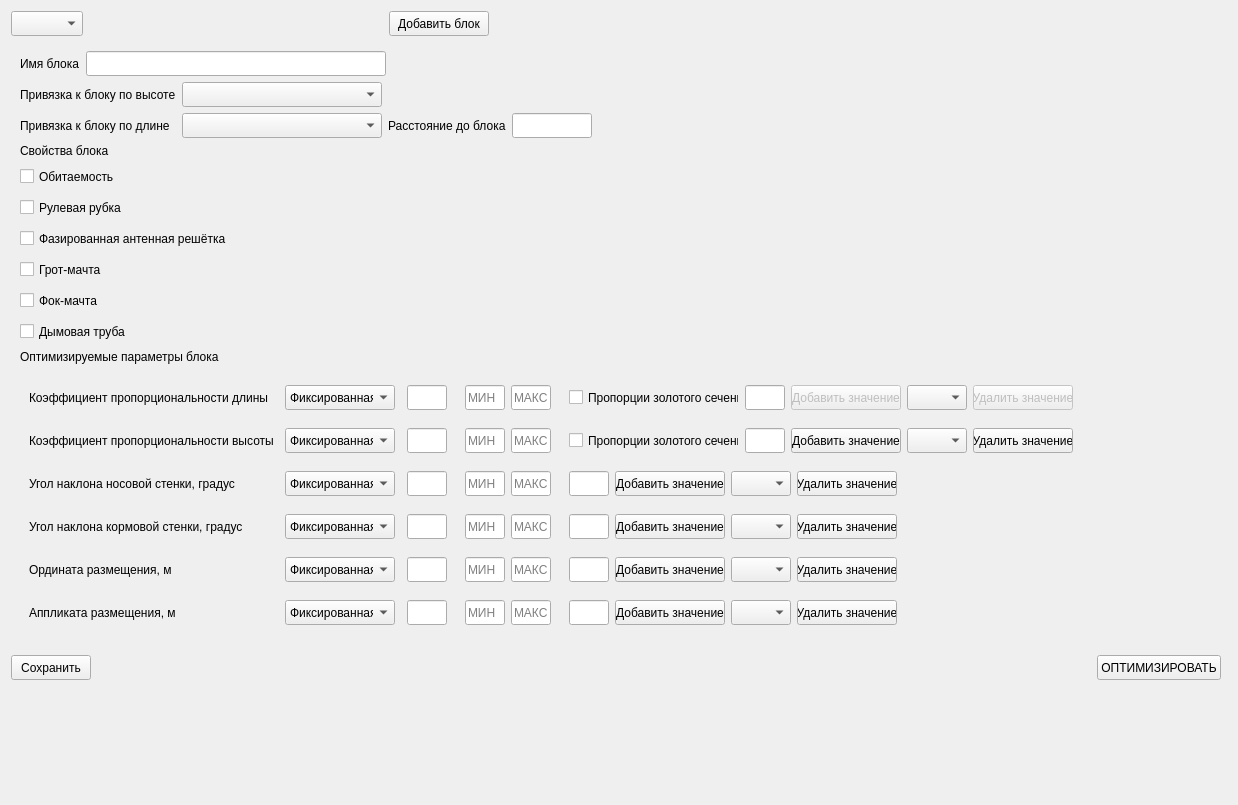
Qt form source/gui/enteringblocks.ui (baseoleph/secad) before a commit.
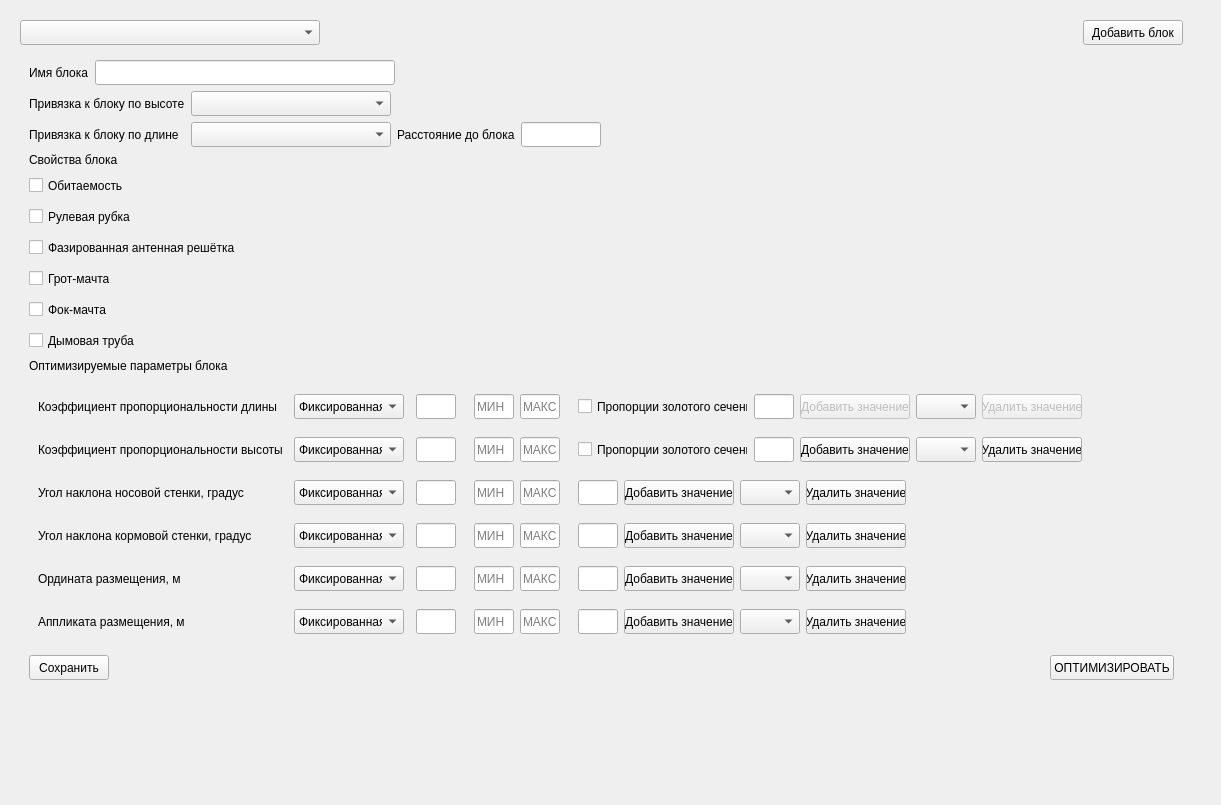
The same form after that commit.

Commit message: enteringblocks.ui: main widget is added

```diff
--- a/source/gui/enteringblocks.ui
+++ b/source/gui/enteringblocks.ui
@@ -14,7 +14,77 @@
    <string>Form</string>
   </property>
   <layout class="QFormLayout" name="formLayout">
-   <item row="1" column="0">
+   <item row="0" column="0">
+    <widget class="QWidget" name="widget_2" native="true">
+     <layout class="QVBoxLayout" name="verticalLayout_2">
+      <item>
+       <layout class="QHBoxLayout" name="horizontalLayout_12">
+        <item>
+         <widget class="QComboBox" name="comboBox_blocks">
+          <property name="sizePolicy">
+           <sizepolicy hsizetype="Fixed" vsizetype="Fixed">
+            <horstretch>0</horstretch>
+            <verstretch>0</verstretch>
+           </sizepolicy>
+          </property>
+          <property name="minimumSize">
+           <size>
+            <width>300</width>
+            <height>25</height>
+           </size>
+          </property>
+          <property name="maximumSize">
+           <size>
+            <width>300</width>
+            <height>25</height>
+           </size>
+          </property>
+         </widget>
+        </item>
+        <item>
+         <spacer name="horizontalSpacer_3">
+          <property name="orientation">
+           <enum>Qt::Horizontal</enum>
+          </property>
+          <property name="sizeType">
+           <enum>QSizePolicy::Expanding</enum>
+          </property>
+          <property name="sizeHint" stdset="0">
+           <size>
+            <width>300</width>
+            <height>20</height>
+           </size>
+          </property>
+         </spacer>
+        </item>
+        <item>
+         <widget class="QPushButton" name="pushButton_addBlock">
+          <property name="sizePolicy">
+           <sizepolicy hsizetype="Preferred" vsizetype="Fixed">
+            <horstretch>0</horstretch>
+            <verstretch>0</verstretch>
+           </sizepolicy>
+          </property>
+          <property name="minimumSize">
+           <size>
+            <width>100</width>
+            <height>25</height>
+           </size>
+          </property>
+          <property name="maximumSize">
+           <size>
+            <width>100</width>
+            <height>25</height>
+           </size>
+          </property>
+          <property name="text">
+           <string>Добавить блок</string>
+          </property>
+         </widget>
+        </item>
+       </layout>
+      </item>
+      <item>
     <widget class="QWidget" name="widget_block" native="true">
      <property name="maximumSize">
       <size>
@@ -2090,103 +2160,7 @@
         </layout>
        </widget>
       </item>
-     </layout>
-    </widget>
-   </item>
-   <item row="1" column="1">
-    <spacer name="horizontalSpacer_7">
-     <property name="orientation">
-      <enum>Qt::Horizontal</enum>
-     </property>
-     <property name="sizeHint" stdset="0">
-      <size>
-       <width>40</width>
-       <height>20</height>
-      </size>
-     </property>
-    </spacer>
-   </item>
-   <item row="3" column="0">
-    <spacer name="verticalSpacer">
-     <property name="orientation">
-      <enum>Qt::Vertical</enum>
-     </property>
-     <property name="sizeHint" stdset="0">
-      <size>
-       <width>20</width>
-       <height>40</height>
-      </size>
-     </property>
-    </spacer>
-   </item>
-   <item row="0" column="0">
-    <layout class="QHBoxLayout" name="horizontalLayout_12">
      <item>
-      <widget class="QComboBox" name="comboBox_blocks">
-       <property name="sizePolicy">
-        <sizepolicy hsizetype="Preferred" vsizetype="Preferred">
-         <horstretch>0</horstretch>
-         <verstretch>0</verstretch>
-        </sizepolicy>
-       </property>
-       <property name="minimumSize">
-        <size>
-         <width>0</width>
-         <height>25</height>
-        </size>
-       </property>
-       <property name="maximumSize">
-        <size>
-         <width>16777215</width>
-         <height>25</height>
-        </size>
-       </property>
-      </widget>
-     </item>
-     <item>
-      <spacer name="horizontalSpacer_3">
-       <property name="orientation">
-        <enum>Qt::Horizontal</enum>
-       </property>
-       <property name="sizeType">
-        <enum>QSizePolicy::Fixed</enum>
-       </property>
-       <property name="sizeHint" stdset="0">
-        <size>
-         <width>300</width>
-         <height>20</height>
-        </size>
-       </property>
-      </spacer>
-     </item>
-     <item>
-      <widget class="QPushButton" name="pushButton_addBlock">
-       <property name="sizePolicy">
-        <sizepolicy hsizetype="Preferred" vsizetype="Fixed">
-         <horstretch>0</horstretch>
-         <verstretch>0</verstretch>
-        </sizepolicy>
-       </property>
-       <property name="minimumSize">
-        <size>
-         <width>100</width>
-         <height>25</height>
-        </size>
-       </property>
-       <property name="maximumSize">
-        <size>
-         <width>100</width>
-         <height>25</height>
-        </size>
-       </property>
-       <property name="text">
-        <string>Добавить блок</string>
-       </property>
-      </widget>
-     </item>
-    </layout>
-   </item>
-   <item row="2" column="0">
     <layout class="QHBoxLayout" name="horizontalLayout_38">
      <item>
       <widget class="QPushButton" name="pushButton_saveEnteringData">
@@ -2258,6 +2232,38 @@
       </widget>
      </item>
     </layout>
+         </item>
+        </layout>
+       </widget>
+      </item>
+     </layout>
+    </widget>
+   </item>
+   <item row="0" column="1">
+    <spacer name="horizontalSpacer_7">
+     <property name="orientation">
+      <enum>Qt::Horizontal</enum>
+     </property>
+     <property name="sizeHint" stdset="0">
+      <size>
+       <width>40</width>
+       <height>20</height>
+      </size>
+     </property>
+    </spacer>
+   </item>
+   <item row="1" column="0">
+    <spacer name="verticalSpacer">
+     <property name="orientation">
+      <enum>Qt::Vertical</enum>
+     </property>
+     <property name="sizeHint" stdset="0">
+      <size>
+       <width>20</width>
+       <height>40</height>
+      </size>
+     </property>
+    </spacer>
    </item>
   </layout>
  </widget>
```
Lines whose indentation alone changed are shown as unchanged.
